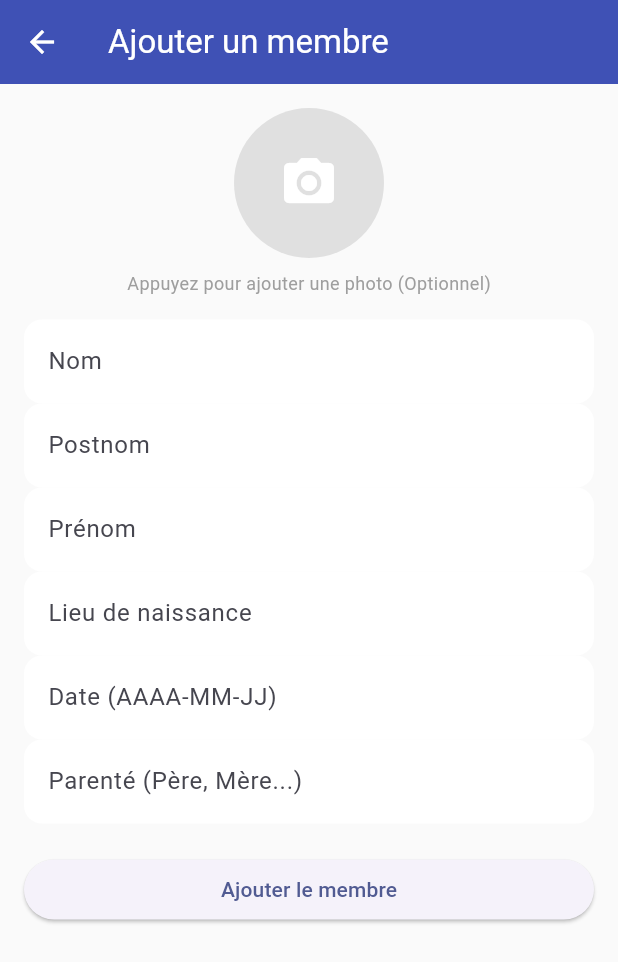
After one commit to FOX-ILG/cv_beya_ilunga_gael, a Flutter app: the AjouterMembrePage screen opened directly, on a phone screen of 412 x 824 dp. The commit adds this screen. Shown: the top 962 px of the screen. Run offline on Flutter 3.47's test engine with Material 3 defaults, Android fonts, the phone set to English and light mode, and no system bars; our stand-ins replace image_picker.

Commit message:
Projet TP2 complet avec API REST, Photo et CRUD

```diff
--- /dev/null
+++ b/lib/pages/ajouter_membre_page.dart
@@ -0,0 +1,120 @@
+import 'dart:io';
+import 'package:flutter/material.dart';
+import 'package:image_picker/image_picker.dart';
+import '../services/api_service.dart';
+
+class AjouterMembrePage extends StatefulWidget {
+  final Map<String, dynamic>? membre;
+  const AjouterMembrePage({super.key, this.membre});
+
+  @override
+  State<AjouterMembrePage> createState() => _AjouterMembrePageState();
+}
+
+class _AjouterMembrePageState extends State<AjouterMembrePage> {
+  final _formKey = GlobalKey<FormState>();
+  late TextEditingController _nom;
+  late TextEditingController _postnom;
+  late TextEditingController _prenom;
+  late TextEditingController _lieu;
+  late TextEditingController _date;
+  late TextEditingController _parente;
+
+  File? _imageFile; // Pour stocker l'image choisie
+
+  @override
+  void initState() {
+    super.initState();
+    _nom = TextEditingController(text: widget.membre?['nom'] ?? '');
+    _postnom = TextEditingController(text: widget.membre?['postnom'] ?? '');
+    _prenom = TextEditingController(text: widget.membre?['prenom'] ?? '');
+    _lieu = TextEditingController(text: widget.membre?['lieu_naissance'] ?? '');
+    _date = TextEditingController(text: widget.membre?['date_naissance'] ?? '');
+    _parente = TextEditingController(text: widget.membre?['parente'] ?? '');
+  }
+
+  // Fonction pour choisir une image
+  Future<void> _choisirImage() async {
+    final picker = ImagePicker();
+    final pickedFile = await picker.pickImage(source: ImageSource.gallery);
+    if (pickedFile != null) {
+      setState(() {
+        _imageFile = File(pickedFile.path);
+      });
+    }
+  }
+
+  void _sauvegarder() async {
+    if (!_formKey.currentState!.validate()) return;
+
+    try {
+      if (widget.membre == null) {
+        await ApiService.addMembre(
+          nom: _nom.text, postnom: _postnom.text, prenom: _prenom.text,
+          lieuNaissance: _lieu.text, dateNaissance: _date.text, parente: _parente.text,
+          image: _imageFile,
+        );
+      } else {
+        await ApiService.updateMembre(
+          id: widget.membre!['id'],
+          nom: _nom.text, postnom: _postnom.text, prenom: _prenom.text,
+          lieuNaissance: _lieu.text, dateNaissance: _date.text, parente: _parente.text,
+          image: _imageFile,
+        );
+      }
+
+      if (!mounted) return;
+      Navigator.pop(context, true);
+    } catch (e) {
+      ScaffoldMessenger.of(context).showSnackBar(SnackBar(content: Text(e.toString())));
+    }
+  }
+
+  @override
+  Widget build(BuildContext context) {
+    bool isEdit = widget.membre != null;
+
+    return Scaffold(
+      appBar: AppBar(title: Text(isEdit ? 'Modifier un membre' : 'Ajouter un membre')),
+      body: Padding(
+        padding: const EdgeInsets.all(16),
+        child: Form(
+          key: _formKey,
+          child: ListView(
+            children: [
+              // Le sélecteur d'image
+              Center(
+                child: GestureDetector(
+                  onTap: _choisirImage,
+                  child: CircleAvatar(
+                    radius: 50,
+                    backgroundColor: Colors.grey[300],
+                    backgroundImage: _imageFile != null ? FileImage(_imageFile!) : null,
+                    child: _imageFile == null
+                        ? const Icon(Icons.camera_alt, size: 40, color: Colors.white)
+                        : null,
+                  ),
+                ),
+              ),
+              const SizedBox(height: 8),
+              const Center(child: Text("Appuyez pour ajouter une photo (Optionnel)", style: TextStyle(color: Colors.grey, fontSize: 12))),
+              const SizedBox(height: 16),
+
+              TextFormField(controller: _nom, decoration: const InputDecoration(labelText: 'Nom'), validator: (v) => v!.isEmpty ? 'Requis' : null),
+              TextFormField(controller: _postnom, decoration: const InputDecoration(labelText: 'Postnom'), validator: (v) => v!.isEmpty ? 'Requis' : null),
+              TextFormField(controller: _prenom, decoration: const InputDecoration(labelText: 'Prénom'), validator: (v) => v!.isEmpty ? 'Requis' : null),
+              TextFormField(controller: _lieu, decoration: const InputDecoration(labelText: 'Lieu de naissance'), validator: (v) => v!.isEmpty ? 'Requis' : null),
+              TextFormField(controller: _date, decoration: const InputDecoration(labelText: 'Date (AAAA-MM-JJ)', hintText: '1990-01-01'), validator: (v) => v!.isEmpty ? 'Requis' : null),
+              TextFormField(controller: _parente, decoration: const InputDecoration(labelText: 'Parenté (Père, Mère...)'), validator: (v) => v!.isEmpty ? 'Requis' : null),
+              const SizedBox(height: 20),
+              ElevatedButton(
+                onPressed: _sauvegarder,
+                child: Text(isEdit ? 'Enregistrer les modifications' : 'Ajouter le membre')
+              ),
+            ],
+          ),
+        ),
+      ),
+    );
+  }
+}
--- a/lib/pages/home_page.dart
+++ b/lib/pages/home_page.dart
@@ -45,7 +45,7 @@ class HomePage extends StatelessWidget {
             const ListTile(
               leading: Icon(Icons.school, color: Colors.indigo),
               title: Text('Licence Informatique', style: TextStyle(fontWeight: FontWeight.bold)),
-              subtitle: Text('Institut Superieur d\'Informatique et de Gestio — 2023 à aujourd\'hui'),
+              subtitle: Text('Institut Superieur d\'Informatique et de Gestion — 2023 à aujourd\'hui'),
             ),
             const Divider(),
             const ListTile(
@@ -108,7 +108,7 @@ class HomePage extends StatelessWidget {
         _section(theme, 'Centres d\'intérêt', Wrap(
           spacing: 8, runSpacing: 8,
           children: const [
-            Chip(label: Text('Programmation'), backgroundColor: Color(0xFFE8EAF6), labelStyle: TextStyle(color: Colors.indigo, fontWeight: FontWeight.bold)),
+            Chip(label: Text('Développement'), backgroundColor: Color(0xFFE8EAF6), labelStyle: TextStyle(color: Colors.indigo, fontWeight: FontWeight.bold)),
             Chip(label: Text('Musique'), backgroundColor: Color(0xFFE8EAF6), labelStyle: TextStyle(color: Colors.indigo, fontWeight: FontWeight.bold)),
             Chip(label: Text('Basketball'), backgroundColor: Color(0xFFE8EAF6), labelStyle: TextStyle(color: Colors.indigo, fontWeight: FontWeight.bold)),
             Chip(label: Text('Lecture'), backgroundColor: Color(0xFFE8EAF6), labelStyle: TextStyle(color: Colors.indigo, fontWeight: FontWeight.bold)),
--- /dev/null
+++ b/lib/services/api_service.dart
@@ -0,0 +1,100 @@
+import 'dart:convert';
+import 'dart:io';
+import 'package:http/http.dart' as http;
+
+class ApiService {
+  static const String baseUrl = 'http://localhost:8080/api-test/public';
+
+  // 1. Connexion
+  static Future<bool> login(String email, String password) async {
+    final response = await http.post(
+      Uri.parse('$baseUrl/accounts/login'),
+      headers: {'Content-Type': 'application/json'},
+      body: jsonEncode({'email': email, 'password': password}),
+    );
+
+    if (response.statusCode == 200) {
+      return true;
+    }
+    throw Exception('Email ou mot de passe incorrect');
+  }
+
+  // 2. Lister les membres
+  static Future<List<dynamic>> getFamille() async {
+    final response = await http.get(Uri.parse('$baseUrl/famille-membres'));
+    if (response.statusCode == 200) {
+      final data = jsonDecode(response.body);
+      return data['data'] ?? [];
+    }
+    throw Exception('Erreur lors du chargement de la famille');
+  }
+
+  // 3. Ajouter un membre (avec image optionnelle)
+  static Future<void> addMembre({
+    required String nom,
+    required String postnom,
+    required String prenom,
+    required String lieuNaissance,
+    required String dateNaissance,
+    required String parente,
+    File? image,
+  }) async {
+    var request = http.MultipartRequest('POST', Uri.parse('$baseUrl/famille-membres'));
+
+    request.fields['nom'] = nom;
+    request.fields['postnom'] = postnom;
+    request.fields['prenom'] = prenom;
+    request.fields['lieu_naissance'] = lieuNaissance;
+    request.fields['date_naissance'] = dateNaissance;
+    request.fields['parente'] = parente;
+
+    if (image != null) {
+      request.files.add(await http.MultipartFile.fromPath('image', image.path));
+    }
+
+    var response = await request.send();
+    if (response.statusCode != 201 && response.statusCode != 200) {
+      throw Exception('Erreur lors de l\'ajout');
+    }
+  }
+
+  // 4. Modifier un membre (avec image optionnelle)
+  static Future<void> updateMembre({
+    required int id,
+    required String nom,
+    required String postnom,
+    required String prenom,
+    required String lieuNaissance,
+    required String dateNaissance,
+    required String parente,
+    File? image,
+  }) async {
+    var request = http.MultipartRequest('POST', Uri.parse('$baseUrl/famille-membres/$id'));
+
+    // L'API utilise POST avec _method=PUT pour envoyer des fichiers en modification
+    request.fields['_method'] = 'PUT';
+    request.fields['nom'] = nom;
+    request.fields['postnom'] = postnom;
+    request.fields['prenom'] = prenom;
+    request.fields['lieu_naissance'] = lieuNaissance;
+    request.fields['date_naissance'] = dateNaissance;
+    request.fields['parente'] = parente;
+
+    if (image != null) {
+      request.files.add(await http.MultipartFile.fromPath('image', image.path));
+    }
+
+    var response = await request.send();
+    if (response.statusCode != 200) {
+      throw Exception('Erreur lors de la modification');
+    }
+  }
+
+  // 5. Supprimer un membre
+  static Future<void> deleteMembre(int id) async {
+    final response = await http.delete(Uri.parse('$baseUrl/famille-membres/$id'));
+    if (response.statusCode != 200) {
+      throw Exception('Erreur lors de la suppression');
+    }
+  }
+}
--- a/pubspec.yaml
+++ b/pubspec.yaml
@@ -11,6 +11,8 @@ dependencies:
     sdk: flutter
   cupertino_icons: ^1.0.8
   url_launcher: ^6.3.0
+  http: ^1.2.0  # <-- Le nouveau package pour l'API REST
+  image_picker: ^1.2.4
 
 dev_dependencies:
   flutter_test:
@@ -19,6 +21,5 @@ dev_dependencies:
 
 flutter:
   uses-material-design: true
-
   assets:
     - assets/images/
```
Also changed, not shown: lib/pages/famille_page.dart (+100 -44 lines), lib/pages/login_page.dart (+25 -71 lines), captures/Capture d'écran 2026-11-21 041322.png (added), captures/Capture d'écran 2026-11-21 041413.png (added), captures/Capture d'écran 2026-11-21 041436.png (added), captures/Capture d'écran 2026-11-21 041455.png (added), captures/Capture d'écran 2026-11-21 041514.png (added), pubspec.lock, 7 other files.
